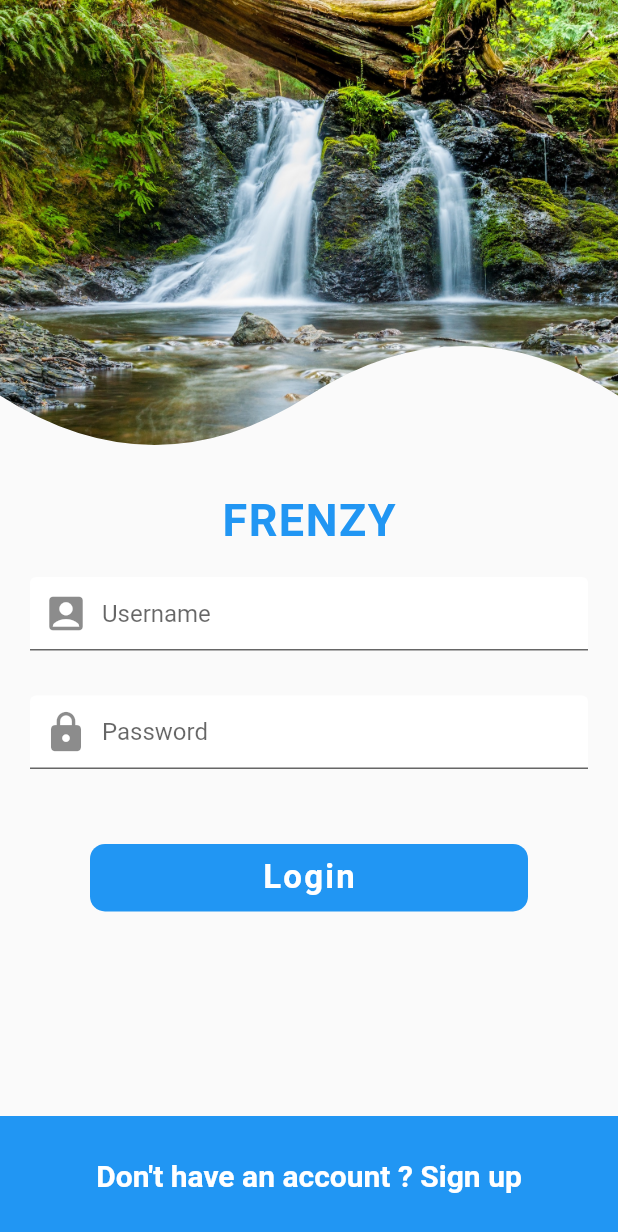
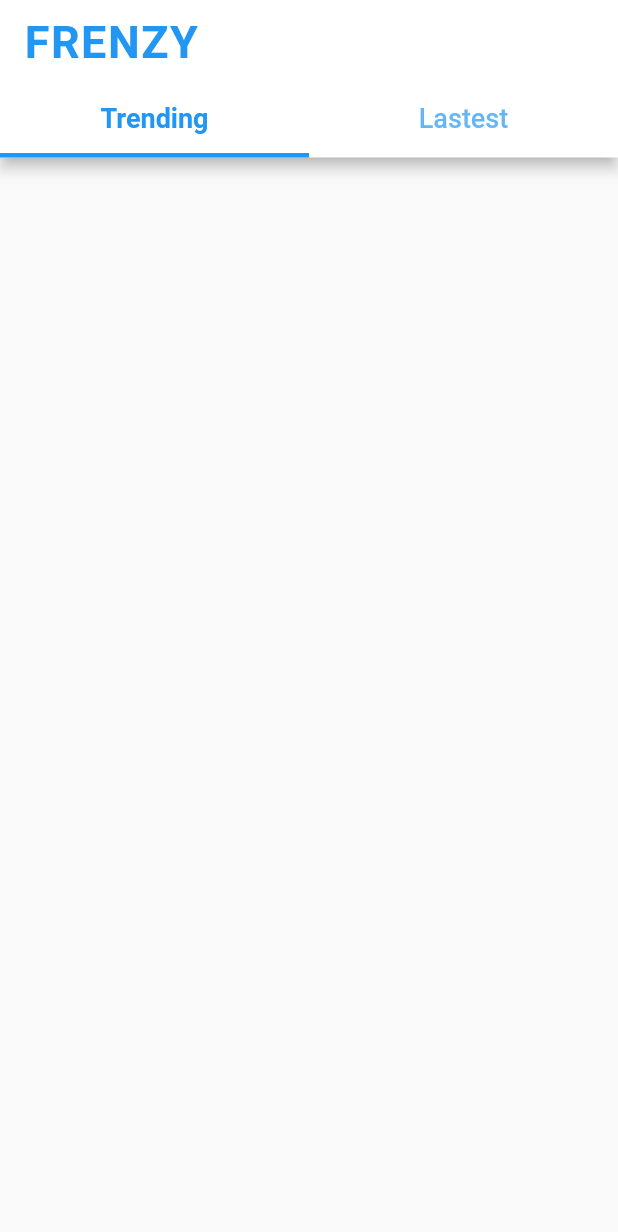
Before and after one commit to fabuloussTeam/Social-Media-UI, a Flutter app: the screen it shows after launch, after a tap on "Login", on a phone screen of 412 x 824 dp. Shown: the top 1232 px of the screen. Run offline on Flutter 3.47's test engine with Material 2 defaults, Android fonts, the phone set to English and light mode, and no system bars.

Commit message:
Mise en place de la navigation vers la page home_screen, des onglets Trending et Lastest avec tabBar(): Home Screen App Bar Tab Bar

```diff
--- /dev/null
+++ b/lib/screens/home_screen.dart
@@ -0,0 +1,62 @@
+import 'package:flutter/material.dart';
+
+class HomeScreen extends StatefulWidget {
+
+  @override
+  _HomeScreenState createState() => _HomeScreenState();
+
+}
+
+class _HomeScreenState extends State<HomeScreen>
+with SingleTickerProviderStateMixin {
+
+
+  // Ajout du singleTickerProviderStateMixin et _tabController
+  // Pour la gestion des onglets plus bas.
+  TabController _tabController;
+
+  @override
+  void initState() {
+    // TODO: implement initState
+    super.initState();
+    _tabController = TabController(length: 2, vsync: this);
+  }
+
+
+   @override
+  Widget build(BuildContext context) {
+    // TODO: implement build
+   return new Scaffold(
+     appBar: AppBar(
+       backgroundColor: Colors.white,
+       brightness: Brightness.light,
+       iconTheme: IconThemeData(
+         color: Theme.of(context).primaryColor
+       ),
+       title: new Text(
+         'FRENZY',
+         style: TextStyle(
+             color: Theme.of(context).primaryColor,
+             fontSize: 30.0,
+             fontWeight: FontWeight.bold,
+             letterSpacing: 1.0
+         ),
+       ),
+       bottom: TabBar(
+         controller: _tabController,
+         labelColor: Theme.of(context).primaryColor,
+         labelStyle: new TextStyle(
+           fontSize: 18.0,
+           fontWeight: FontWeight.w600
+         ),
+         unselectedLabelStyle: new TextStyle(fontSize: 18.0),
+         indicatorWeight: 3.0,
+         tabs: <Widget>[
+           new Tab(text: 'Trending'),
+           new Tab(text: 'Lastest'),
+         ],
+       ),
+     ),
+   );
+  }
+}
--- a/lib/screens/login_screen.dart
+++ b/lib/screens/login_screen.dart
@@ -1,5 +1,6 @@
 import 'package:flutter/material.dart';
 import 'package:flutter_social_ui/widgets/cuve_clipper.dart';
+import 'package:flutter_social_ui/screens/home_screen.dart';
 
 class LoginScreen extends StatefulWidget {
 
@@ -26,7 +27,6 @@ class _LoginScreenState extends State<LoginScreen> {
                    fit: BoxFit.cover,
                  ),
                ),
-
                new Text(
                  'FRENZY',
                  style: TextStyle(
@@ -70,8 +70,14 @@ class _LoginScreenState extends State<LoginScreen> {
                  ),
                ),
                new SizedBox(height: 40.0),
-               new GestureDetector(
-                 onTap: (){},
+               new GestureDetector( //le navigator.push
+                 // simple a la fleche de retour ver la page precedente
+                 onTap: () => Navigator.pushReplacement(
+                     context,
+                     MaterialPageRoute(
+                       builder:  (_) => HomeScreen()
+                     )
+                 ),
                  child:  new Container(
                    margin: EdgeInsets.symmetric(horizontal: 60.0),
                    height: 45.0,
```
